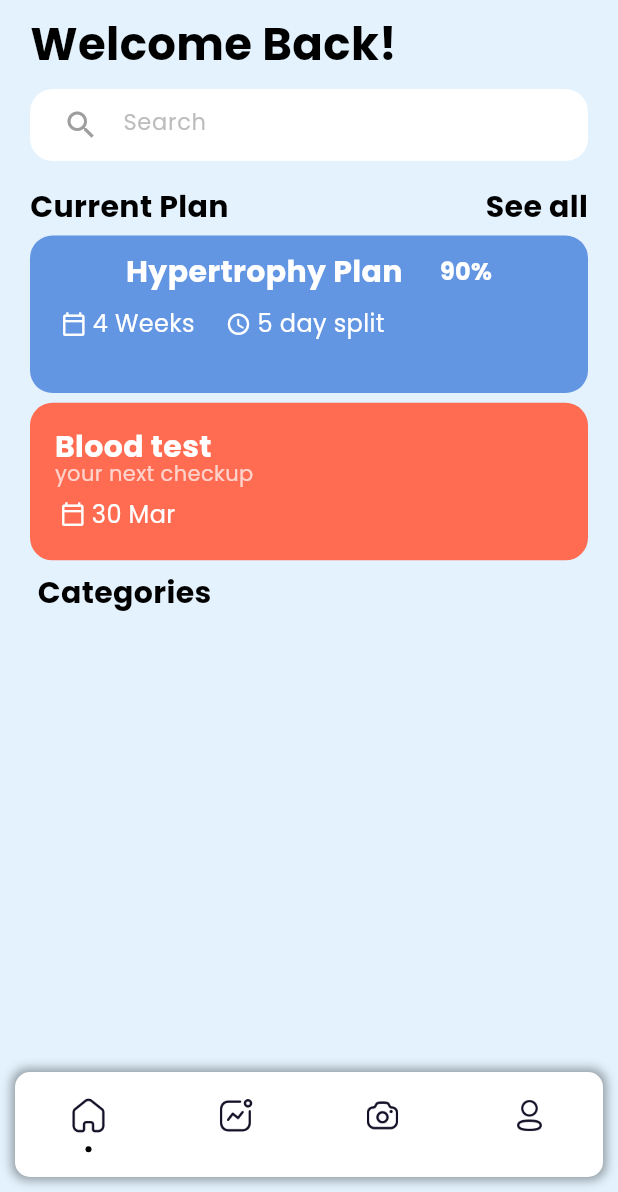
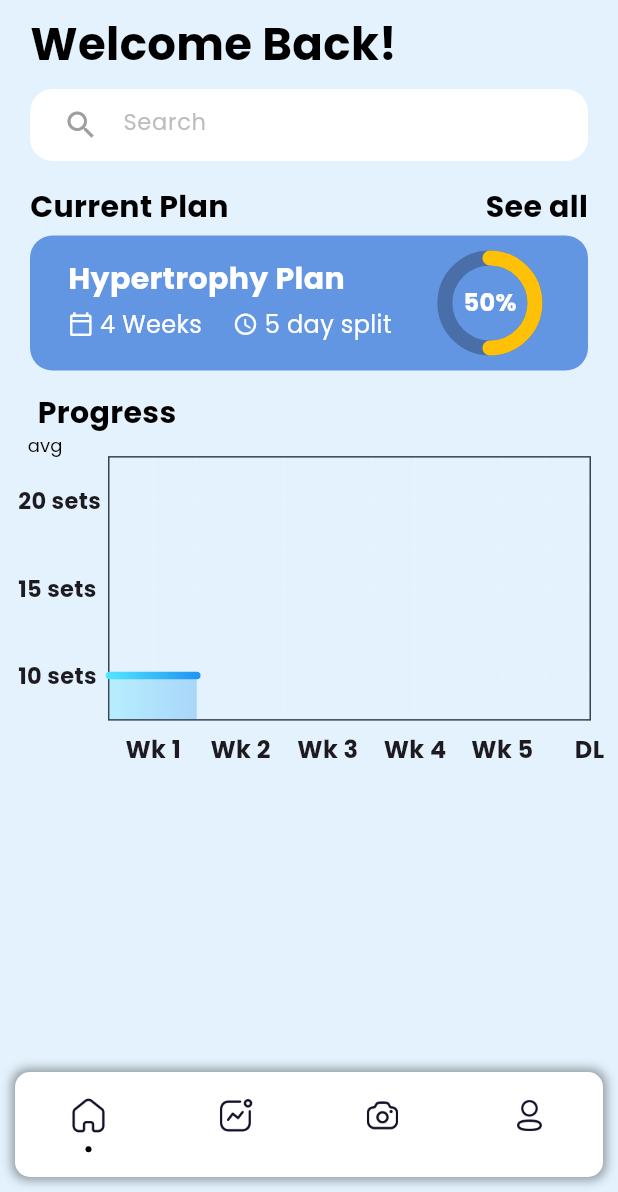
Before and after one commit to Alnaagi/liftlog, a Flutter app: the screen it shows after launch, on a phone screen of 412 x 824 dp, the part 44-1236 px from its top. Run offline on Flutter 3.47's test engine with Material 3 defaults, Android fonts, the phone set to English and light mode, and no system bars; drawn by our look-alikes of carousel_slider, fl_chart, simple_circular_progress_bar; our stand-ins replace concentric_transition; missing offline and left inert: before_after, flutter_linear_datepicker.

Commit message:
Update Code

```diff
--- a/lib/common/line_chart.dart
+++ b/lib/common/line_chart.dart
@@ -47,7 +47,7 @@ class _LineChartSample2State extends State<LineChartSample2> {
               'avg',
               style: TextStyle(
                 fontSize: 12,
-                color: showAvg ? Colors.white.withOpacity(0.5) : Colors.white,
+                color: showAvg ? Colors.white.withOpacity(0.5) : Colors.black,
               ),
             ),
           ),
@@ -63,14 +63,23 @@ class _LineChartSample2State extends State<LineChartSample2> {
     );
     Widget text;
     switch (value.toInt()) {
-      case 2:
-        text = const Text('MAR', style: style);
+      case 1:
+        text = const Text('Wk 1', style: style);
+        break;
+      case 3:
+        text = const Text('Wk 2', style: style);
         break;
       case 5:
-        text = const Text('JUN', style: style);
+        text = const Text('Wk 3', style: style);
         break;
-      case 8:
-        text = const Text('SEP', style: style);
+      case 7:
+        text = const Text('Wk 4', style: style);
+        break;
+      case 9:
+        text = const Text('Wk 5', style: style);
+        break;
+      case 11:
+        text = const Text('DL', style: style);
         break;
       default:
         text = const Text('', style: style);
@@ -91,13 +100,13 @@ class _LineChartSample2State extends State<LineChartSample2> {
     String text;
     switch (value.toInt()) {
       case 1:
-        text = '10K';
+        text = '10 sets';
         break;
       case 3:
-        text = '30k';
+        text = '15 sets';
         break;
       case 5:
-        text = '50k';
+        text = '20 sets';
         break;
       default:
         return Container();
@@ -147,7 +156,7 @@ class _LineChartSample2State extends State<LineChartSample2> {
             showTitles: true,
             interval: 1,
             getTitlesWidget: leftTitleWidgets,
-            reservedSize: 42,
+            reservedSize: 60,
           ),
         ),
       ),
@@ -162,13 +171,8 @@ class _LineChartSample2State extends State<LineChartSample2> {
       lineBarsData: [
         LineChartBarData(
           spots: const [
-            FlSpot(0, 3),
-            FlSpot(2.6, 2),
-            FlSpot(4.9, 5),
-            FlSpot(6.8, 3.1),
-            FlSpot(8, 4),
-            FlSpot(9.5, 3),
-            FlSpot(11, 4),
+            FlSpot(0, 1),
+            FlSpot(2, 1),
           ],
           isCurved: true,
           gradient: LinearGradient(
--- a/lib/screen/home/homepage1.dart
+++ b/lib/screen/home/homepage1.dart
@@ -1,13 +1,22 @@
 import 'package:flutter/material.dart';
+import 'package:liftlog/common/line_chart.dart';
+import 'package:simple_circular_progress_bar/simple_circular_progress_bar.dart';
 
 class HomeMain extends StatefulWidget {
   const HomeMain({super.key});
 
-  @override
   State<HomeMain> createState() => _HomeMainState();
 }
 
 class _HomeMainState extends State<HomeMain> {
+  late ValueNotifier<double> valueNotifier;
+
+  @override
+  void initState() {
+    super.initState();
+    valueNotifier = ValueNotifier(50.0);
+  }
+
   @override
   Widget build(BuildContext context) {
     var media = MediaQuery.of(context).size;
@@ -53,8 +62,8 @@ class _HomeMainState extends State<HomeMain> {
                 SizedBox(
                   height: media.height * 0.01,
                 ),
-                Padding(
-                  padding: const EdgeInsets.symmetric(horizontal: 20),
+                const Padding(
+                  padding: EdgeInsets.symmetric(horizontal: 20),
                   child: Align(
                       alignment: Alignment.centerLeft,
                       child:
@@ -69,7 +78,7 @@ class _HomeMainState extends State<HomeMain> {
                           //         ),
                           //       )
                           //     :
-                          const Text(
+                          Text(
                         'Welcome Back!',
                         style: TextStyle(
                           color: Colors.black,
@@ -154,9 +163,11 @@ class _HomeMainState extends State<HomeMain> {
                         ),
                       ),
                     ),
+
+                    /// See all Button ///
                     InkWell(
                       onTap: () {},
-                      child: Padding(
+                      child: const Padding(
                         padding: EdgeInsets.symmetric(horizontal: 20),
                         child: Text(
                           "See all",
@@ -174,54 +185,26 @@ class _HomeMainState extends State<HomeMain> {
                 SizedBox(
                   height: media.height * 0.005,
                 ),
-                GestureDetector(
-                  // onTap: () {
-                  //   setState(() {
-                  //     btnActive = !btnActive;
-                  //   });
 
-                  //   if (btn2Active = true) {
-                  //     btn2Active = false;
-                  //   }
-                  // },
+                //// Container Hypertrophy Plan ///
+                InkWell(
+                  onTap: () {},
                   child: Padding(
                     padding: const EdgeInsets.symmetric(horizontal: 20),
                     child: Container(
-                      height: 105,
+                      height: 90,
                       width: double.maxFinite,
                       decoration: BoxDecoration(
                         borderRadius: BorderRadius.circular(15),
                         color: const Color.fromARGB(255, 98, 149, 226),
                       ),
-                      child: Padding(
-                        padding: const EdgeInsets.symmetric(vertical: 10),
-                        child: Column(
-                          children: [
-                            Row(
-                              mainAxisAlignment: MainAxisAlignment.center,
+                      child: Row(
+                        mainAxisAlignment: MainAxisAlignment.spaceEvenly,
                         crossAxisAlignment: CrossAxisAlignment.center,
                         children: [
-                                // Padding(
-                                //   padding:
-                                //       const EdgeInsets.only(top: 5, right: 8),
-                                //   child: ClipRRect(
-                                //     borderRadius: BorderRadius.circular(8),
-                                //     child:
-
-                                //     Image.asset(
-                                //       "assets/images/samrat.png",
-                                //       // height: 40,
-                                //       width: 40,
-                                //       // fit: BoxFit.cover,
-                                //     ),
-                                //   ),
-                                // ),
                           Column(
+                            mainAxisAlignment: MainAxisAlignment.center,
                             crossAxisAlignment: CrossAxisAlignment.start,
-                                  children: [
-                                    Row(
-                                      crossAxisAlignment:
-                                          CrossAxisAlignment.center,
                             children: [
                               const Text(
                                 "Hypertrophy Plan",
@@ -232,71 +215,21 @@ class _HomeMainState extends State<HomeMain> {
                                   fontFamily: "Poppins",
                                 ),
                               ),
-                                        SizedBox(
-                                          width: media.width * 0.06,
-                                        ),
-                                        // Text(
-                                        //   "(220)",
-                                        //   style: TextStyle(
-                                        //     color: Colors.white70,
-                                        //     fontSize: 12,
-                                        //     // letterSpacing: 0.8,
-                                        //     fontFamily: "Poppins",
-                                        //   ),
-                                        // ),
-                                        // const Padding(
-                                        //   padding: EdgeInsets.symmetric(
-                                        //       horizontal: 2),
-                                        //   child: Icon(
-                                        //     Icons.star,
-                                        //     color: Colors.amber,
-                                        //     size: 16,
-                                        //   ),
-                                        // ),
-                                        const Text(
-                                          "90%",
-                                          style: TextStyle(
-                                              color: Colors.white,
-                                              fontSize: 16,
-                                              // letterSpacing: 0.8,
-                                              fontFamily: "Poppins",
-                                              fontWeight: FontWeight.bold),
-                                          textAlign: TextAlign.center,
-                                        ),
-                                      ],
-                                    ),
-                                    // const Text(
-                                    //   "GI & Laparoscopic Surgeon",
-                                    //   style: TextStyle(
-                                    //       color: Colors.white70,
-                                    //       fontSize: 14,
-                                    //       // letterSpacing: 0.8,
-                                    //       fontFamily: "Poppins",
-                                    //       height: 0.8),
-                                    //   // textAlign: TextAlign.center,
-                                    // ),
-                                  ],
-                                ),
-                              ],
-                            ),
+                              // Row ------
                               Padding(
-                              padding: EdgeInsets.symmetric(vertical: 8.5),
+                                padding:
+                                    const EdgeInsets.symmetric(vertical: 4),
                                 child: Row(
-                                crossAxisAlignment: CrossAxisAlignment.center,
                                   children: [
-                                  Padding(
-                                    padding: EdgeInsets.only(
-                                        left: media.width * 0.05),
-                                    child: Icon(
+                                    const Icon(
                                       Icons.calendar_today_outlined,
                                       color: Colors.white,
                                       size: 17,
                                     ),
-                                  ),
                                     SizedBox(
                                       width: media.width * 0.01,
                                     ),
-                                  Text(
+                                    const Text(
                                       "4 Weeks",
                                       style: TextStyle(
                                         color: Colors.white,
@@ -309,7 +242,7 @@ class _HomeMainState extends State<HomeMain> {
                                     SizedBox(
                                       width: media.width * 0.05,
                                     ),
-                                  Icon(
+                                    const Icon(
                                       Icons.access_time_rounded,
                                       color: Colors.white,
                                       size: 17,
@@ -317,104 +250,8 @@ class _HomeMainState extends State<HomeMain> {
                                     SizedBox(
                                       width: media.width * 0.01,
                                     ),
-                                  Text(
+                                    const Text(
                                       "5 day split",
-                                    style: TextStyle(
-                                      color: Colors.white,
-                                      fontSize: 16,
-                                      // letterSpacing: 0.8,
-                                      fontFamily: "Poppins",
-                                    ),
-                                    // textAlign: TextAlign.center,
-                                  ),
-                                  SizedBox(
-                                    width: media.width * 0.30,
-                                  ),
-                                ],
-                              ),
-                            )
-                          ],
-                        ),
-                      ),
-                    ),
-                  ),
-                ),
-                SizedBox(
-                  height: media.height * 0.008,
-                ),
-                GestureDetector(
-                  // onTap: () {
-                  //   setState(() {
-                  //     btnActive = !btnActive;
-                  //   });
-
-                  //   if (btn2Active = true) {
-                  //     btn2Active = false;
-                  //   }
-                  // },
-                  child: Padding(
-                    padding: const EdgeInsets.symmetric(horizontal: 20),
-                    child: Container(
-                      height: 105,
-                      width: double.maxFinite,
-                      decoration: BoxDecoration(
-                        borderRadius: BorderRadius.circular(15),
-                        color: const Color.fromARGB(255, 255, 108, 82),
-                      ),
-                      child: Row(
-                        mainAxisAlignment: MainAxisAlignment.spaceBetween,
-                        children: [
-                          Column(
-                            crossAxisAlignment: CrossAxisAlignment.start,
-                            children: [
-                              Row(
-                                children: [
-                                  Padding(
-                                    padding: EdgeInsets.only(
-                                        left: media.width * 0.04, top: 15),
-                                    child: Column(
-                                      crossAxisAlignment:
-                                          CrossAxisAlignment.start,
-                                      children: [
-                                        const Text(
-                                          "Blood test",
-                                          style: TextStyle(
-                                            color: Colors.white,
-                                            fontSize: 20,
-                                            fontWeight: FontWeight.bold,
-                                            fontFamily: "Poppins",
-                                          ),
-                                        ),
-                                        const Text(
-                                          "your next checkup",
-                                          style: TextStyle(
-                                              color: Colors.white70,
-                                              fontSize: 14,
-                                              // letterSpacing: 0.8,
-                                              fontFamily: "Poppins",
-                                              height: 0.5),
-                                          // textAlign: TextAlign.center,
-                                        ),
-                                      ],
-                                    ),
-                                  ),
-                                ],
-                              ),
-                              Padding(
-                                padding: EdgeInsets.symmetric(
-                                    vertical: 12, horizontal: 20),
-                                child: Row(
-                                  children: [
-                                    Icon(
-                                      Icons.calendar_today_outlined,
-                                      color: Colors.white,
-                                      size: 17,
-                                    ),
-                                    SizedBox(
-                                      width: media.width * 0.01,
-                                    ),
-                                    Text(
-                                      "30 Mar",
                                       style: TextStyle(
                                         color: Colors.white,
                                         fontSize: 16,
@@ -425,31 +262,142 @@ class _HomeMainState extends State<HomeMain> {
                                     ),
                                   ],
                                 ),
-                              )
+                              ),
                             ],
                           ),
-                          Stack(
-                            alignment: Alignment.centerLeft,
-                            children: [
-                              // Image.asset(
-                              //   "assets/images/bloodmdcare.png",
-                              //   // height: 40,
-                              //   width: 130,
-                              //   // fit: BoxFit.cover,
-                              // ),
-                              // Image.asset(
-                              //   "assets/images/bloodgroup.png",
-                              //   height: 55,
-                              //   width: 105,
-                              //   // fit: BoxFit.cover,
-                              // ),
+
+                          /////// SimpleCircularProgressBar ///////
+                          Padding(
+                            padding: const EdgeInsets.symmetric(horizontal: 10),
+                            child: SimpleCircularProgressBar(
+                              progressColors: [
+                                Colors.amber,
                               ],
+                              backColor: Colors.black26,
+                              backStrokeWidth: 10,
+                              progressStrokeWidth: 10,
+                              size: 60,
+                              valueNotifier: valueNotifier,
+                              mergeMode: true,
+                              onGetText: (double value) {
+                                return Text(
+                                  '${value.toInt()}%',
+                                  style: const TextStyle(
+                                    fontSize: 16,
+                                    fontWeight: FontWeight.bold,
+                                    color: Colors.white,
+                                  ),
+                                );
+                              },
+                            ),
                           ),
                         ],
                       ),
                     ),
                   ),
                 ),
+                SizedBox(
+                  height: media.height * 0.008,
+                ),
+                // InkWell(
+                //   child: Padding(
+                //     padding: const EdgeInsets.symmetric(horizontal: 20),
+                //     child: Container(
+                //       height: 105,
+                //       width: double.maxFinite,
+                //       decoration: BoxDecoration(
+                //         borderRadius: BorderRadius.circular(15),
+                //         color: const Color.fromARGB(255, 255, 108, 82),
+                //       ),
+                //       child: Row(
+                //         mainAxisAlignment: MainAxisAlignment.spaceBetween,
+                //         children: [
+                //           Column(
+                //             crossAxisAlignment: CrossAxisAlignment.start,
+                //             children: [
+                //               Row(
+                //                 children: [
+                //                   Padding(
+                //                     padding: EdgeInsets.only(
+                //                         left: media.width * 0.04, top: 15),
+                //                     child: const Column(
+                //                       crossAxisAlignment:
+                //                           CrossAxisAlignment.start,
+                //                       children: [
+                //                         Text(
+                //                           "Blood test",
+                //                           style: TextStyle(
+                //                             color: Colors.white,
+                //                             fontSize: 20,
+                //                             fontWeight: FontWeight.bold,
+                //                             fontFamily: "Poppins",
+                //                           ),
+                //                         ),
+                //                         Text(
+                //                           "your next checkup",
+                //                           style: TextStyle(
+                //                               color: Colors.white70,
+                //                               fontSize: 14,
+                //                               // letterSpacing: 0.8,
+                //                               fontFamily: "Poppins",
+                //                               height: 0.5),
+                //                           // textAlign: TextAlign.center,
+                //                         ),
+                //                       ],
+                //                     ),
+                //                   ),
+                //                 ],
+                //               ),
+                //               Padding(
+                //                 padding: const EdgeInsets.symmetric(
+                //                     vertical: 12, horizontal: 20),
+                //                 child: Row(
+                //                   children: [
+                //                     const Icon(
+                //                       Icons.calendar_today_outlined,
+                //                       color: Colors.white,
+                //                       size: 17,
+                //                     ),
+                //                     SizedBox(
+                //                       width: media.width * 0.01,
+                //                     ),
+                //                     const Text(
+                //                       "30 Mar",
+                //                       style: TextStyle(
+                //                         color: Colors.white,
+                //                         fontSize: 16,
+                //                         // letterSpacing: 0.8,
+                //                         fontFamily: "Poppins",
+                //                       ),
+                //                       // textAlign: TextAlign.center,
+                //                     ),
+                //                   ],
+                //                 ),
+                //               )
+                //             ],
+                //           ),
+                //           const Stack(
+                //             alignment: Alignment.centerLeft,
+                //             children: [
+                //               // Image.asset(
+                //               //   "assets/images/bloodmdcare.png",
+                //               //   // height: 40,
+                //               //   width: 130,
+                //               //   // fit: BoxFit.cover,
+                //               // ),
+                //               // Image.asset(
+                //               //   "assets/images/bloodgroup.png",
+                //               //   height: 55,
+                //               //   width: 105,
+                //               //   // fit: BoxFit.cover,
+                //               // ),
+                //             ],
+                //           ),
+                //         ],
+                //       ),
+                //     ),
+                //   ),
+                // ),
                 SizedBox(
                   height: media.height * 0.02,
                 ),
@@ -458,7 +406,7 @@ class _HomeMainState extends State<HomeMain> {
                   child: Padding(
                     padding: EdgeInsets.symmetric(horizontal: 25),
                     child: Text(
-                      "Categories",
+                      "Progress",
                       style: TextStyle(
                         color: Colors.black,
                         fontSize: 20,
@@ -469,7 +417,7 @@ class _HomeMainState extends State<HomeMain> {
                     ),
                   ),
                 ),
-
+                LineChartSample2(),
                 // const SizedBox(
                 //     // width: double.maxFinite,
                 //     height: 200,
--- a/pubspec.yaml
+++ b/pubspec.yaml
@@ -42,6 +42,7 @@ dependencies:
   carousel_slider: ^4.2.1
   fl_chart: ^0.66.2
   before_after: ^3.0.0+1
+  simple_circular_progress_bar: ^1.0.2
 
 dev_dependencies:
   flutter_test:
```
Also changed, not shown: pubspec.lock. Lines whose indentation alone changed are shown as unchanged.
